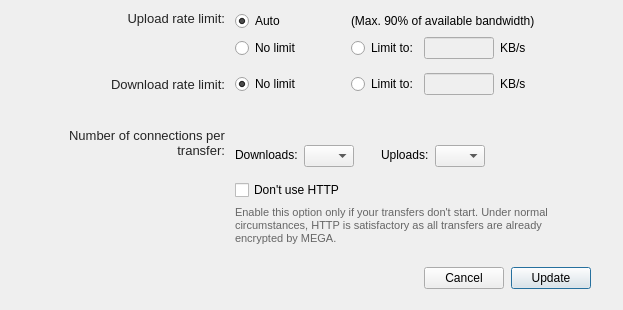
The window that src/MEGASync/gui/macx/BandwidthSettings.ui (meganz/MEGAsync) describes before a commit, drawn with Qt 5.
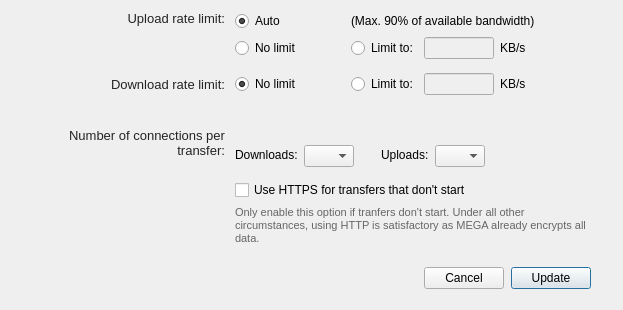
The same window after the commit.

Commit message: SNC-2574 Fixed strings in UI

```diff
--- a/src/MEGASync/gui/macx/BandwidthSettings.ui
+++ b/src/MEGASync/gui/macx/BandwidthSettings.ui
@@ -1094,7 +1094,7 @@
          <string notr="true"/>
         </property>
         <property name="text">
-         <string>Don't use HTTP</string>
+         <string>Use HTTPS for transfers that don't start</string>
         </property>
        </widget>
       </item>
@@ -1116,7 +1116,7 @@
          <string notr="true"/>
         </property>
         <property name="text">
-         <string>Enable this option only if your transfers don't start. Under normal circumstances, HTTP is satisfactory as all transfers are already encrypted by MEGA.</string>
+         <string>Only enable this option if tranfers don't start. Under all other circumstances, using HTTP is satisfactory as MEGA already encrypts all data.</string>
         </property>
         <property name="wordWrap">
          <bool>true</bool>
```
The commit also changes 3 other files.
